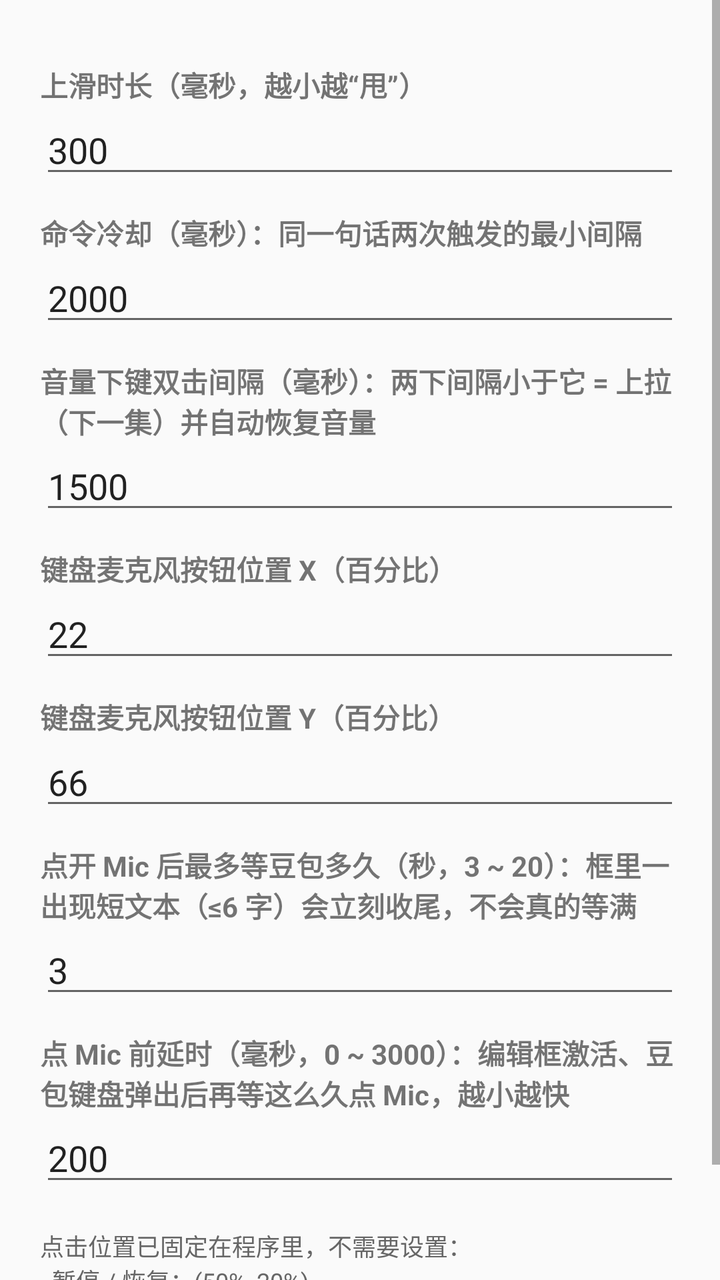
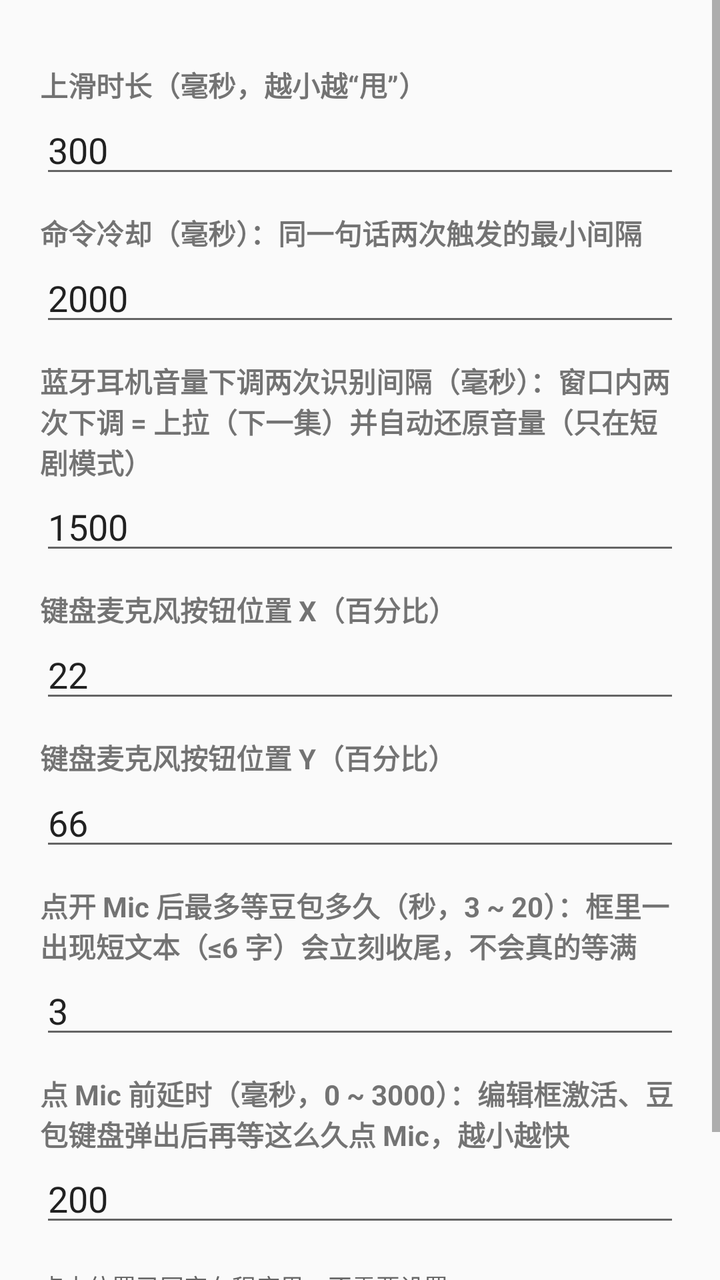

Two renders of the same Android screen: before a commit and after it. Below are the layout's source before the change and the commit's diff.
<!-- AndroidManifest.xml: application theme android:Theme.Material.Light -->
<!-- res/layout/dialog_settings.xml -->
<?xml version="1.0" encoding="utf-8"?>
<ScrollView xmlns:android="http://schemas.android.com/apk/res/android"
    android:layout_width="match_parent"
    android:layout_height="wrap_content">

    <LinearLayout
        android:layout_width="match_parent"
        android:layout_height="wrap_content"
        android:orientation="vertical"
        android:padding="20dp">

        <TextView
            android:layout_width="match_parent"
            android:layout_height="wrap_content"
            android:layout_marginTop="12dp"
            android:text="上滑时长（毫秒，越小越“甩”）"
            android:textStyle="bold" />

        <EditText
            android:id="@+id/dlgDur"
            android:layout_width="match_parent"
            android:layout_height="wrap_content"
            android:inputType="number"
            android:text="300" />

        <TextView
            android:layout_width="match_parent"
            android:layout_height="wrap_content"
            android:layout_marginTop="12dp"
            android:text="命令冷却（毫秒）：同一句话两次触发的最小间隔"
            android:textStyle="bold" />

        <EditText
            android:id="@+id/dlgGap"
            android:layout_width="match_parent"
            android:layout_height="wrap_content"
            android:inputType="number"
            android:text="2000" />

        <TextView
            android:layout_width="match_parent"
            android:layout_height="wrap_content"
            android:layout_marginTop="12dp"
            android:text="音量下键双击间隔（毫秒）：两下间隔小于它 = 上拉（下一集）并自动恢复音量"
            android:textStyle="bold" />

        <EditText
            android:id="@+id/dlgVolMs"
            android:layout_width="match_parent"
            android:layout_height="wrap_content"
            android:inputType="number"
            android:text="1500" />

        <TextView
            android:layout_width="match_parent"
            android:layout_height="wrap_content"
            android:layout_marginTop="12dp"
            android:text="键盘麦克风按钮位置 X（百分比）"
            android:textStyle="bold" />

        <EditText
            android:id="@+id/dlgMicX"
            android:layout_width="match_parent"
            android:layout_height="wrap_content"
            android:inputType="number"
            android:text="22" />

        <TextView
            android:layout_width="match_parent"
            android:layout_height="wrap_content"
            android:layout_marginTop="12dp"
            android:text="键盘麦克风按钮位置 Y（百分比）"
            android:textStyle="bold" />

        <EditText
            android:id="@+id/dlgMicY"
            android:layout_width="match_parent"
            android:layout_height="wrap_content"
            android:inputType="number"
            android:text="66" />

        <TextView
            android:layout_width="match_parent"
            android:layout_height="wrap_content"
            android:layout_marginTop="12dp"
            android:text="点开 Mic 后最多等豆包多久（秒，3 ~ 20）：框里一出现短文本（≤6 字）会立刻收尾，不会真的等满"
            android:textStyle="bold" />

        <EditText
            android:id="@+id/dlgListen"
            android:layout_width="match_parent"
            android:layout_height="wrap_content"
            android:inputType="number"
            android:text="3" />

        <TextView
            android:layout_width="match_parent"
            android:layout_height="wrap_content"
            android:layout_marginTop="12dp"
            android:text="点 Mic 前延时（毫秒，0 ~ 3000）：编辑框激活、豆包键盘弹出后再等这么久点 Mic，越小越快"
            android:textStyle="bold" />

        <EditText
            android:id="@+id/dlgMicDelay"
            android:layout_width="match_parent"
            android:layout_height="wrap_content"
            android:inputType="number"
            android:text="200" />

        <TextView
            android:layout_width="match_parent"
            android:layout_height="wrap_content"
            android:layout_marginTop="16dp"
            android:text="点击位置已固定在程序里，不需要设置：\n· 暂停 / 恢复：(50%, 20%)\n· 下页：(85%, 85%)\n· 上页：(15%, 85%)"
            android:textColor="#666666"
            android:textSize="12sp" />

    </LinearLayout>
</ScrollView>
<!-- resources referenced by this layout -->
<resources>

</resources>

<!-- the commit's change to res/layout/dialog_settings.xml (unified diff, before → after) -->
@@ -41,7 +41,7 @@
             android:layout_width="match_parent"
             android:layout_height="wrap_content"
             android:layout_marginTop="12dp"
-            android:text="音量下键双击间隔（毫秒）：两下间隔小于它 = 上拉（下一集）并自动恢复音量"
+            android:text="蓝牙耳机音量下调两次识别间隔（毫秒）：窗口内两次下调 = 上拉（下一集）并自动还原音量（只在短剧模式）"
             android:textStyle="bold" />
 
         <EditText
